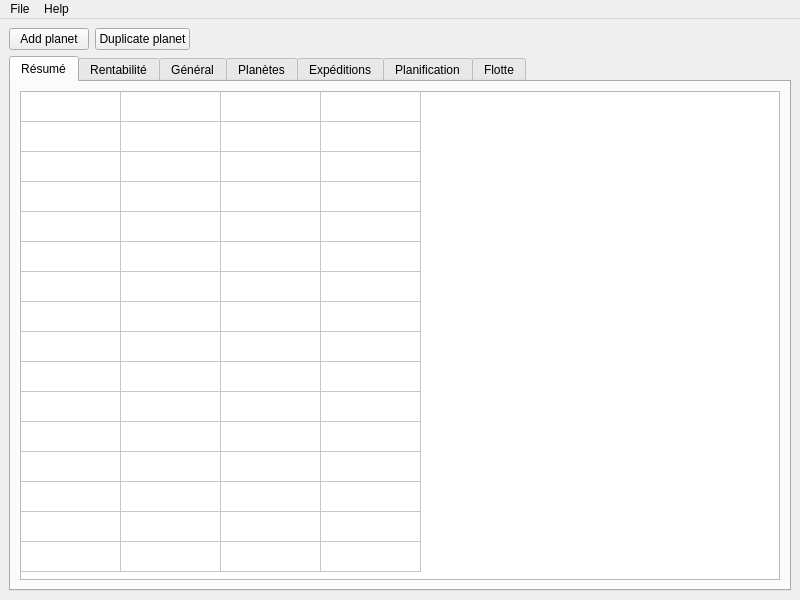
Qt form mainwindow.ui (crocomo83/OgameHelper) before a commit.
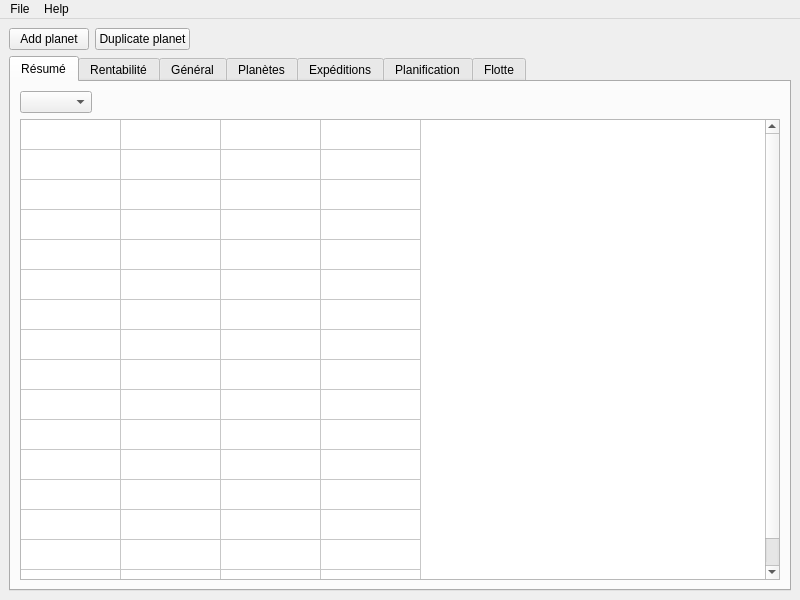
The same form after that commit. The open tabs and pages were chosen to show the change.

Patch:
```diff
--- a/mainwindow.ui
+++ b/mainwindow.ui
@@ -57,7 +57,27 @@
          <attribute name="title">
           <string>Résumé</string>
          </attribute>
-         <layout class="QHBoxLayout" name="horizontalLayout_2">
+         <layout class="QVBoxLayout" name="verticalLayout_8">
+          <item>
+           <layout class="QHBoxLayout" name="horizontalLayout_2">
+            <item>
+             <widget class="QComboBox" name="planetType"/>
+            </item>
+            <item>
+             <spacer name="horizontalSpacer_4">
+              <property name="orientation">
+               <enum>Qt::Orientation::Horizontal</enum>
+              </property>
+              <property name="sizeHint" stdset="0">
+               <size>
+                <width>40</width>
+                <height>20</height>
+               </size>
+              </property>
+             </spacer>
+            </item>
+           </layout>
+          </item>
           <item>
            <widget class="QTableWidget" name="overviewTab">
             <property name="showGrid">
```
Left out of the diff: 2 changed lines with no effect on the pictures.
